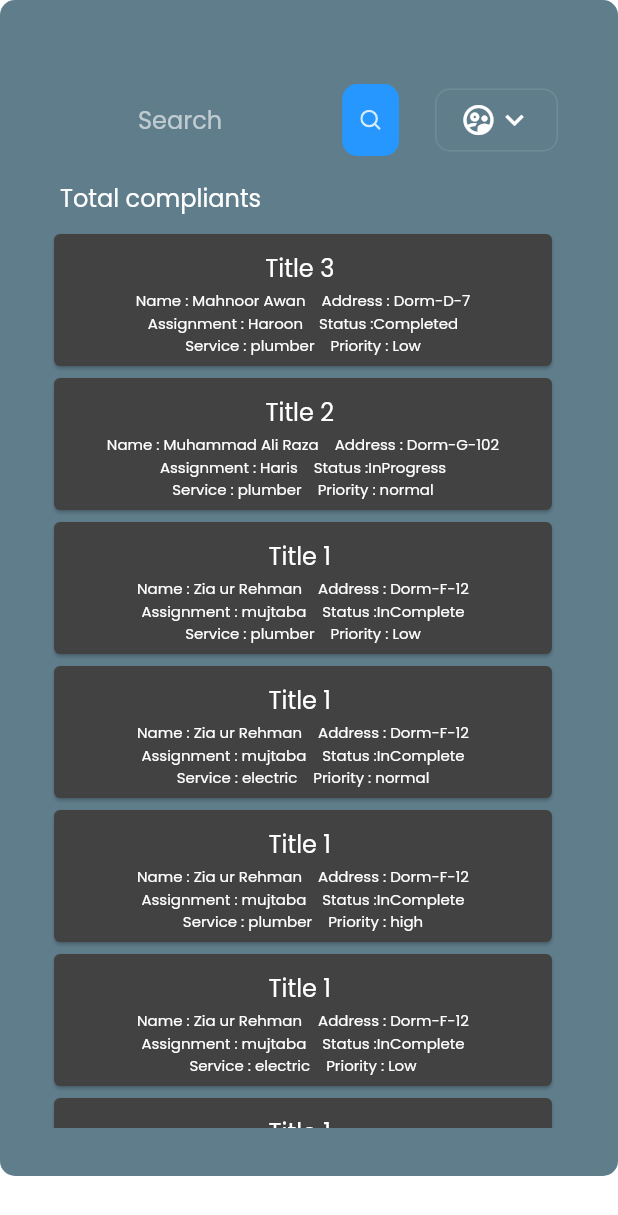
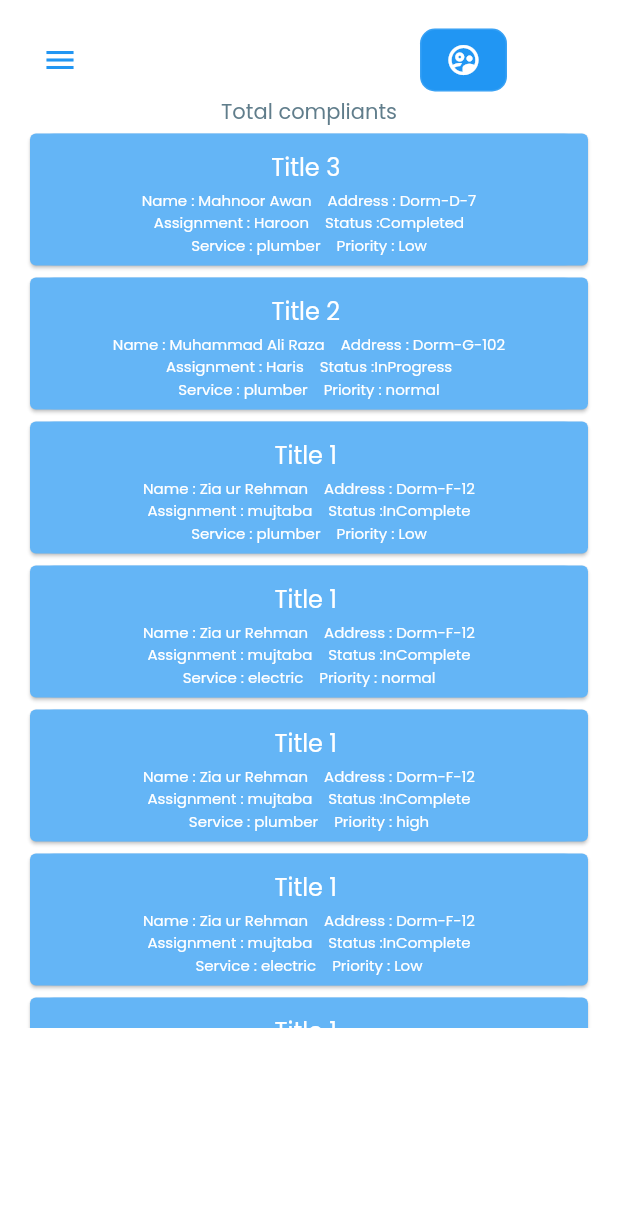
Before and after one commit to Aliraza777/final_project_01, a Flutter app: the screen it shows after launch, after a tap on the "menu" icon, after a tap on "Add New", after a tap on "Total Complaints", on a phone screen of 412 x 824 dp. Shown: the top 1215 px of the screen. Run offline on Flutter 3.47's test engine with Material 2 defaults, Android fonts, the phone set to English and light mode, and no system bars; our stand-ins replace fl_chart, flutter_svg, google_fonts; project files that could hold a hidden picture were left out.

Commit message:
removed some extra things and padding

```diff
--- a/lib/In_progress_compliants.dart
+++ b/lib/In_progress_compliants.dart
@@ -120,22 +120,20 @@ class Inprogress extends StatelessWidget {
       // key: context.read<MenuController>().scaffoldKey,
       padding: EdgeInsets.all(defaultPadding),
       decoration: BoxDecoration(
-        color: secondaryColor,
+        color: bgColor,
         borderRadius: const BorderRadius.all(Radius.circular(10)),
       ),
-      child: Padding(
-        padding: const EdgeInsets.only(top: 16.0, right: 8.0),
       child: SingleChildScrollView(
-          padding: EdgeInsets.all(defaultPadding),
+        // padding: EdgeInsets.all(defaultPadding),
         child: Column(
-            crossAxisAlignment: CrossAxisAlignment.start,
+          // crossAxisAlignment: CrossAxisAlignment.start,
           children: [
             Header(),
-              Padding(
-                padding: const EdgeInsets.all(8.0),
-                child: Text(
+            Text(
               "In progress compliants",
-                  style: Theme.of(context).textTheme.subtitle1,
+              // style: Theme.of(context).textTheme.subtitle1,
+              style: TextStyle(
+                color: secondaryColor,
               ),
             ),
             SingleChildScrollView(
@@ -149,7 +147,6 @@ class Inprogress extends StatelessWidget {
               ),
             ),
           ],
-          ),
         ),
       ),
     );
--- a/lib/completed_complaints.dart
+++ b/lib/completed_complaints.dart
@@ -128,22 +128,20 @@ class Completed extends StatelessWidget {
       // key: context.read<MenuController>().scaffoldKey,
       padding: EdgeInsets.all(defaultPadding),
       decoration: BoxDecoration(
-        color: secondaryColor,
+        color: bgColor,
         borderRadius: const BorderRadius.all(Radius.circular(10)),
       ),
-      child: Padding(
-        padding: const EdgeInsets.only(top: 16.0, right: 8.0),
       child: SingleChildScrollView(
-          padding: EdgeInsets.all(defaultPadding),
+        // padding: EdgeInsets.all(defaultPadding),
         child: Column(
-            crossAxisAlignment: CrossAxisAlignment.start,
+          // crossAxisAlignment: CrossAxisAlignment.start,
           children: [
             Header(),
-              Padding(
-                padding: const EdgeInsets.all(8.0),
-                child: Text(
+            Text(
               "Completed compliants",
-                  style: Theme.of(context).textTheme.subtitle1,
+              // style: Theme.of(context).textTheme.subtitle1,
+              style: TextStyle(
+                color: secondaryColor,
               ),
             ),
             SingleChildScrollView(
@@ -157,7 +155,6 @@ class Completed extends StatelessWidget {
               ),
             ),
           ],
-          ),
         ),
       ),
     );
--- a/lib/constants.dart
+++ b/lib/constants.dart
@@ -1,6 +1,6 @@
 import 'package:flutter/material.dart';
 
-const primaryColor = Color(0xFF2697FF);
+const primaryColor = Colors.blue;
 const secondaryColor = Colors.blueGrey;
 const bgColor = Colors.white;
 
--- a/lib/dashboard.dart
+++ b/lib/dashboard.dart
@@ -1,6 +1,5 @@
 import 'package:final_project_01/responsive.dart';
 import 'package:flutter/material.dart';
-import 'package:flutter_svg/flutter_svg.dart';
 
 import '../../constants.dart';
 import 'my_files.dart';
@@ -60,12 +59,15 @@ class Header extends StatelessWidget {
   @override
   Widget build(BuildContext context) {
     return Row(
+      // mainAxisAlignment: MainAxisAlignment.center,
+      // crossAxisAlignment: CrossAxisAlignment.start,
       children: [
-        if (!Responsive.isDesktop(context))
+        // if (!Responsive.isDesktop(context))
+        //   Spacer(flex: Responsive.isMobile(context) ? 1 : 2),
         IconButton(
           icon: Icon(
             Icons.menu,
-              color: secondaryColor,
+            color: primaryColor,
           ),
           // onPressed: context.read<MenuController>().controlMenu,
 
@@ -78,7 +80,10 @@ class Header extends StatelessWidget {
           ),
         if (!Responsive.isMobile(context))
           Spacer(flex: Responsive.isDesktop(context) ? 2 : 1),
-        Expanded(child: SearchField()),
+        // Expanded(child: SearchField()),
+        SizedBox(
+          width: 200,
+        ),
         ProfileCard(),
       ],
     );
@@ -99,7 +104,7 @@ class ProfileCard extends StatelessWidget {
         vertical: defaultPadding / 2,
       ),
       decoration: BoxDecoration(
-        color: secondaryColor,
+        color: primaryColor,
         borderRadius: const BorderRadius.all(Radius.circular(10)),
         border: Border.all(color: Colors.white10),
       ),
@@ -112,42 +117,41 @@ class ProfileCard extends StatelessWidget {
                   const EdgeInsets.symmetric(horizontal: defaultPadding / 2),
               child: Text("Muhammad Ali Raza"),
             ),
-          Icon(Icons.keyboard_arrow_down),
         ],
       ),
     );
   }
 }
-
-class SearchField extends StatelessWidget {
-  const SearchField({
-    Key? key,
-  }) : super(key: key);
-
-  @override
-  Widget build(BuildContext context) {
-    return TextField(
-      decoration: InputDecoration(
-        hintText: "Search",
-        fillColor: secondaryColor,
-        filled: true,
-        border: OutlineInputBorder(
-          borderSide: BorderSide.none,
-          borderRadius: const BorderRadius.all(Radius.circular(10)),
-        ),
-        suffixIcon: InkWell(
-          onTap: () {},
-          child: Container(
-            padding: EdgeInsets.all(defaultPadding * 0.75),
-            margin: EdgeInsets.symmetric(horizontal: defaultPadding / 2),
-            decoration: BoxDecoration(
-              color: primaryColor,
-              borderRadius: const BorderRadius.all(Radius.circular(10)),
-            ),
-            child: SvgPicture.asset("assets/icons/Search.svg"),
-          ),
-        ),
-      ),
-    );
-  }
-}
+//
+// class SearchField extends StatelessWidget {
+//   const SearchField({
+//     Key? key,
+//   }) : super(key: key);
+//
+//   @override
+//   Widget build(BuildContext context) {
+//     return TextField(
+//       decoration: InputDecoration(
+//         hintText: "Search",
+//         fillColor: primaryColor,
+//         filled: true,
+//         border: OutlineInputBorder(
+//           borderSide: BorderSide.none,
+//           borderRadius: const BorderRadius.all(Radius.circular(10)),
+//         ),
+//         suffixIcon: InkWell(
+//           onTap: () {},
+//           child: Container(
+//             padding: EdgeInsets.all(defaultPadding * 0.75),
+//             margin: EdgeInsets.symmetric(horizontal: defaultPadding / 2),
+//             decoration: BoxDecoration(
+//               color: primaryColor,
+//               borderRadius: const BorderRadius.all(Radius.circular(10)),
+//             ),
+//             child: SvgPicture.asset("assets/icons/Search.svg"),
+//           ),
+//         ),
+//       ),
+//     );
+//   }
+// }
--- a/lib/file_info_card.dart
+++ b/lib/file_info_card.dart
@@ -71,7 +71,7 @@ class FileInfoCard extends StatelessWidget {
                     color: info.color,
                   ),
                 ),
-                Icon(Icons.more_vert, color: Colors.white54)
+                // Icon(Icons.more_vert, color: Colors.white54)
               ],
             ),
             Text(
--- a/lib/list_tile_card.dart
+++ b/lib/list_tile_card.dart
@@ -26,15 +26,16 @@ class List_Tile extends StatelessWidget {
   Widget build(BuildContext context) {
     return Container(
       child: Card(
+        color: Colors.blue[300],
         child: InkWell(
           onTap: () {
             Navigator.of(context)
                 .push(MaterialPageRoute(builder: (context) => ReportScreen()));
           },
           child: ListTile(
-            tileColor: Colors.grey[800],
+            tileColor: Colors.blue[300],
             shape: RoundedRectangleBorder(
-                borderRadius: BorderRadius.all(Radius.circular(8.0))),
+                borderRadius: BorderRadius.all(Radius.circular(16.0))),
             contentPadding: EdgeInsets.symmetric(horizontal: 0.0),
             title: Center(child: Text(title)),
             subtitle: Column(
--- a/lib/my_files.dart
+++ b/lib/my_files.dart
@@ -20,7 +20,10 @@ class MyFiles extends StatelessWidget {
           children: [
             Text(
               "Complaints Detail",
-              style: Theme.of(context).textTheme.subtitle1,
+              // style: Theme.of(context).textTheme.subtitle1,
+              style: TextStyle(
+                color: secondaryColor,
+              ),
             ),
             ElevatedButton.icon(
               style: TextButton.styleFrom(
--- a/lib/pending_complaints.dart
+++ b/lib/pending_complaints.dart
@@ -129,22 +129,20 @@ class Pending extends StatelessWidget {
       // key: context.read<MenuController>().scaffoldKey,
       padding: EdgeInsets.all(defaultPadding),
       decoration: BoxDecoration(
-        color: secondaryColor,
+        color: bgColor,
         borderRadius: const BorderRadius.all(Radius.circular(10)),
       ),
-      child: Padding(
-        padding: const EdgeInsets.only(top: 16.0, right: 8.0),
       child: SingleChildScrollView(
-          padding: EdgeInsets.all(defaultPadding),
+        // padding: EdgeInsets.all(defaultPadding),
         child: Column(
-            crossAxisAlignment: CrossAxisAlignment.start,
+          // crossAxisAlignment: CrossAxisAlignment.start,
           children: [
             Header(),
-              Padding(
-                padding: const EdgeInsets.all(8.0),
-                child: Text(
+            Text(
               "Pending compliants",
-                  style: Theme.of(context).textTheme.subtitle1,
+              // style: Theme.of(context).textTheme.subtitle1,
+              style: TextStyle(
+                color: secondaryColor,
               ),
             ),
             SingleChildScrollView(
@@ -158,7 +156,6 @@ class Pending extends StatelessWidget {
               ),
             ),
           ],
-          ),
         ),
       ),
     );
--- a/lib/recent_files.dart
+++ b/lib/recent_files.dart
@@ -2,7 +2,6 @@ import 'package:flutter/material.dart';
 import 'package:flutter/rendering.dart';
 
 import '../../../constants.dart';
-import '../../../responsive.dart';
 import 'list_tile_card.dart';
 
 class RecentFiles extends StatelessWidget {
@@ -89,7 +88,7 @@ class RecentFiles extends StatelessWidget {
     return Container(
       padding: EdgeInsets.all(defaultPadding),
       decoration: BoxDecoration(
-        color: secondaryColor,
+        color: Colors.blue[100],
         borderRadius: const BorderRadius.all(Radius.circular(10)),
       ),
       child: Column(
@@ -98,63 +97,66 @@ class RecentFiles extends StatelessWidget {
           Row(
             mainAxisAlignment: MainAxisAlignment.center,
             children: [
-              Center(
-                child: Stack(
-                  alignment: AlignmentDirectional.topEnd,
-                  children: [
-                    Container(
-                      padding: EdgeInsets.all(12.0),
-                      child: ElevatedButton(
-                        style: TextButton.styleFrom(
-                          padding: EdgeInsets.symmetric(
-                            horizontal: defaultPadding * 1.5,
-                            vertical: defaultPadding /
-                                (Responsive.isMobile(context) ? 2 : 1),
-                          ),
-                        ),
-                        onPressed: () {},
-                        child: Text("New"),
-                      ),
-                    ),
-                    Icon(
-                      Icons.new_releases_outlined,
-                      size: 20,
-                      color: Colors.yellow,
-                    ),
-                  ],
-                ),
-              ),
-              Center(
-                child: Stack(
-                  alignment: AlignmentDirectional.topEnd,
-                  children: [
-                    Container(
-                      padding: EdgeInsets.all(12.0),
-                      child: ElevatedButton(
-                        style: TextButton.styleFrom(
-                          padding: EdgeInsets.symmetric(
-                            horizontal: defaultPadding * 1.5,
-                            vertical: defaultPadding /
-                                (Responsive.isMobile(context) ? 2 : 1),
-                          ),
-                        ),
-                        onPressed: () {},
-                        child: Text("Updated"),
-                      ),
-                    ),
-                    Icon(
-                      Icons.info_outline,
-                      size: 20,
-                      color: Colors.yellow,
-                    ),
-                  ],
-                ),
-              ),
+              // Center(
+              //   child: Stack(
+              //     alignment: AlignmentDirectional.topEnd,
+              //     children: [
+              //       Container(
+              //         padding: EdgeInsets.all(12.0),
+              //         child: ElevatedButton(
+              //           style: TextButton.styleFrom(
+              //             padding: EdgeInsets.symmetric(
+              //               horizontal: defaultPadding * 1.5,
+              //               vertical: defaultPadding /
+              //                   (Responsive.isMobile(context) ? 2 : 1),
+              //             ),
+              //           ),
+              //           onPressed: () {},
+              //           child: Text("New"),
+              //         ),
+              //       ),
+              //       Icon(
+              //         Icons.new_releases_outlined,
+              //         size: 20,
+              //         color: Colors.yellow,
+              //       ),
+              //     ],
+              //   ),
+              // ),
+              // Center(
+              //   child: Stack(
+              //     alignment: AlignmentDirectional.topEnd,
+              //     children: [
+              //       Container(
+              //         padding: EdgeInsets.all(12.0),
+              //         child: ElevatedButton(
+              //           style: TextButton.styleFrom(
+              //             padding: EdgeInsets.symmetric(
+              //               horizontal: defaultPadding * 1.5,
+              //               vertical: defaultPadding /
+              //                   (Responsive.isMobile(context) ? 2 : 1),
+              //             ),
+              //           ),
+              //           onPressed: () {},
+              //           child: Text("Updated"),
+              //         ),
+              //       ),
+              //       Icon(
+              //         Icons.info_outline,
+              //         size: 20,
+              //         color: Colors.yellow,
+              //       ),
+              //     ],
+              //   ),
+              // ),
             ],
           ),
           Text(
             "Recent Files",
-            style: Theme.of(context).textTheme.subtitle1,
+            // style: Theme.of(context).textTheme.subtitle1,
+            style: TextStyle(
+              color: secondaryColor,
+            ),
           ),
           SingleChildScrollView(
             scrollDirection: Axis.vertical,
@@ -162,7 +164,6 @@ class RecentFiles extends StatelessWidget {
               height: 300,
               child: ListView(
                 //The list view for complaints.
-
                 children: [...WidgetTilesList],
               ),
             ),
@@ -171,7 +172,10 @@ class RecentFiles extends StatelessWidget {
             onTap: () {},
             child: Text(
               "More Files",
-              style: Theme.of(context).textTheme.subtitle1,
+              // style: Theme.of(context).textTheme.subtitle1,
+              style: TextStyle(
+                color: secondaryColor,
+              ),
               // textAlign: AlignmentDirectional.bottomEnd,
             ),
           ),
--- a/lib/total_complaints.dart
+++ b/lib/total_complaints.dart
@@ -138,22 +138,20 @@ class Total extends StatelessWidget {
       // key: context.read<MenuController>().scaffoldKey,
       padding: EdgeInsets.all(defaultPadding),
       decoration: BoxDecoration(
-        color: secondaryColor,
+        color: bgColor,
         borderRadius: const BorderRadius.all(Radius.circular(10)),
       ),
-      child: Padding(
-        padding: const EdgeInsets.only(top: 16.0, right: 8.0),
       child: SingleChildScrollView(
-          padding: EdgeInsets.all(defaultPadding),
+        // padding: EdgeInsets.all(defaultPadding),
         child: Column(
-            crossAxisAlignment: CrossAxisAlignment.start,
+          // crossAxisAlignment: CrossAxisAlignment.start,
           children: [
             Header(),
-              Padding(
-                padding: const EdgeInsets.all(8.0),
-                child: Text(
+            Text(
               "Total compliants",
-                  style: Theme.of(context).textTheme.subtitle1,
+              // style: Theme.of(context).textTheme.subtitle1,
+              style: TextStyle(
+                color: secondaryColor,
               ),
             ),
             SingleChildScrollView(
@@ -167,7 +165,6 @@ class Total extends StatelessWidget {
               ),
             ),
           ],
-          ),
         ),
       ),
     );
```
Lines whose indentation alone changed are shown as unchanged.
